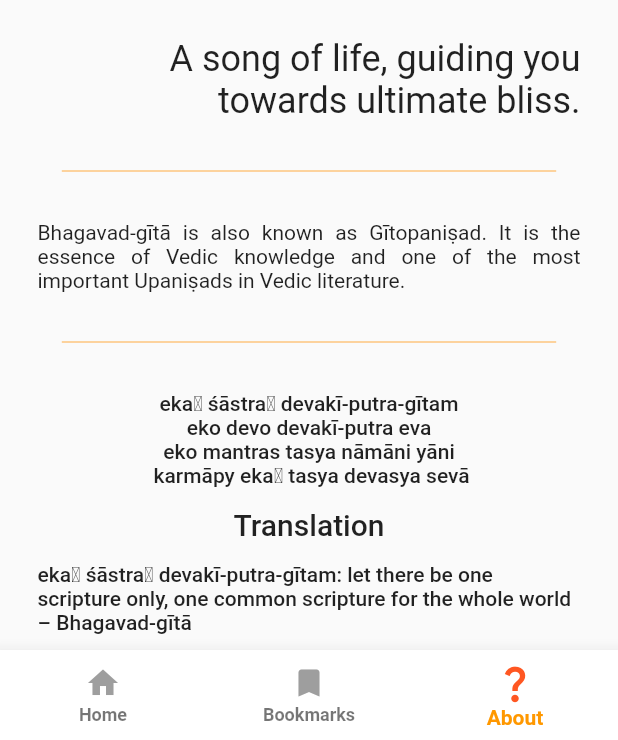
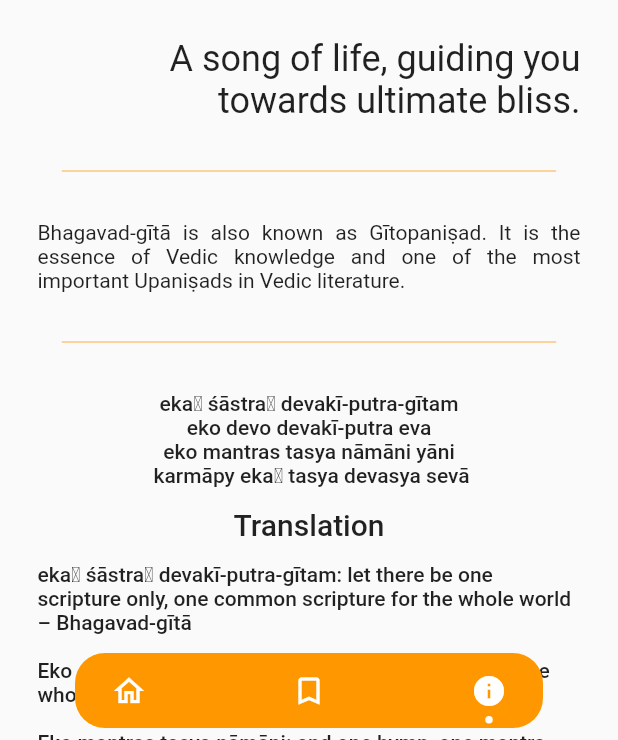
Before and after one commit to mishraaditya595/Gita-App, a Flutter app: the screen it shows after launch, item 3 of the bottom bar chosen, on a phone screen of 412 x 824 dp, the part 496-1236 px from its top. Run offline on Flutter 3.47's test engine with Material 2 defaults, Android fonts, the light colour scheme and no system bars; drawn by our look-alikes of dot_navigation_bar; our stand-ins replace animated_splash_screen, firebase_core, firebase_messaging, firebase_remote_config, flutter_local_notifications, flutter_phoenix and 6 more; missing offline and left inert: device_information, loading_progress_indicator; accounts and stored records are empty; generated files the repository leaves out were written again.

Commit message:
bottom bar changed

```diff
--- a/lib/ui/bottombar/screen/bottom_bar.dart
+++ b/lib/ui/bottombar/screen/bottom_bar.dart
@@ -1,6 +1,8 @@
+import 'package:dot_navigation_bar/dot_navigation_bar.dart';
 import 'package:flutter/cupertino.dart';
 import 'package:flutter/material.dart';
 import 'package:provider/provider.dart';
+import 'package:salomon_bottom_bar/salomon_bottom_bar.dart';
 
 import '../../bookmark/provider/bookmark_provider.dart';
 import '../../bookmark/screen/bookmark_page.dart';
@@ -32,7 +34,6 @@
     const HomePage(),
     const BookmarkPage(),
     const AboutPage(),
-    // const MoreScreen(),
   ];
 
   @override
@@ -62,28 +63,36 @@
           centerTitle: true,
         ),
         body: pages[selectedIndex],
-        bottomNavigationBar: BottomNavigationBar(
-          elevation: 10,
+          extendBody: true,
+        bottomNavigationBar: DotNavigationBar(
+          borderRadius: 20,
+          marginR : const EdgeInsets.symmetric(horizontal: 50, vertical: 8),
+          paddingR : const EdgeInsets.only(bottom: 3, top: 3),
+          enablePaddingAnimation: false,
           currentIndex: selectedIndex,
-          backgroundColor: Colors.white,
-          type: BottomNavigationBarType.fixed,
-          selectedLabelStyle: const TextStyle(
-              fontWeight: FontWeight.bold, color: Colors.deepOrange),
-          unselectedLabelStyle:
-          const TextStyle(fontWeight: FontWeight.bold, color: Colors.grey),
-          selectedIconTheme:
-          const IconThemeData(color: Colors.deepOrange, size: 30),
-          unselectedIconTheme: const IconThemeData(
-            color: Colors.grey,
-          ),
+          selectedItemColor: Colors.white,
+          unselectedItemColor: Colors.white,
+          backgroundColor: Colors.orange,
           onTap: _onItemTapped,
-          items: const <BottomNavigationBarItem>[
-            BottomNavigationBarItem(icon: Icon(Icons.home), label: "Home"),
-            BottomNavigationBarItem(
-                icon: Icon(Icons.bookmark), label: "Bookmarks"),
-            BottomNavigationBarItem(
-                icon: Icon(Icons.question_mark), label: "About"),
-            // BottomNavigationBarItem(icon: Icon(Icons.more), label: "More"),
+          items: [
+            DotNavigationBarItem(
+              icon: selectedIndex == 0
+                  ? const Icon(Icons.home)
+                  : const Icon(Icons.home_outlined) ,
+
+            ),
+            DotNavigationBarItem(
+              icon: selectedIndex == 1
+                  ? const Icon(Icons.bookmark)
+                  : const Icon(Icons.bookmark_outline),
+
+            ),
+            DotNavigationBarItem(
+              icon: selectedIndex == 2
+                  ? const Icon(Icons.info)
+                  : const Icon(Icons.info_outline),
+
+            ),
           ],
         ),
       ),
--- a/pubspec.yaml
+++ b/pubspec.yaml
@@ -55,6 +55,8 @@
   firebase_remote_config: ^4.2.3
   firebase_analytics: ^10.4.3
   loading_progress_indicator: ^0.1.6
+  salomon_bottom_bar: ^3.3.2
+  dot_navigation_bar: ^1.0.1+4
 
 dev_dependencies:
   build_runner: ^2.0.0
```
Also changed, not shown: pubspec.lock.
